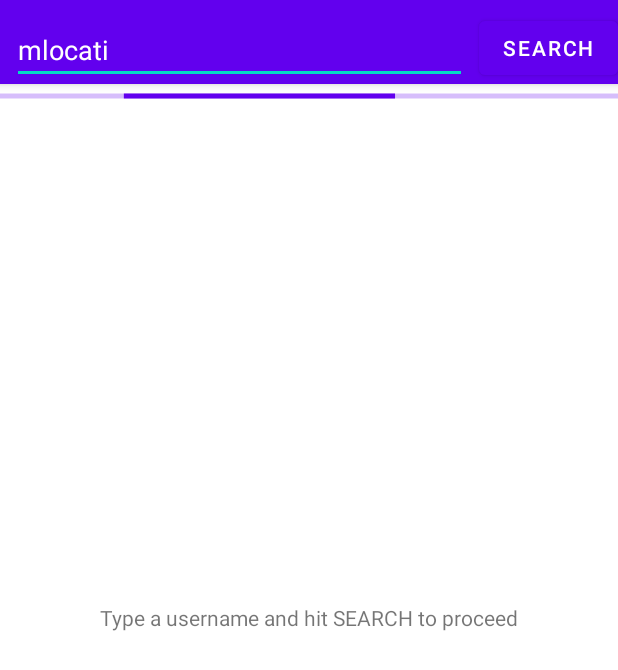
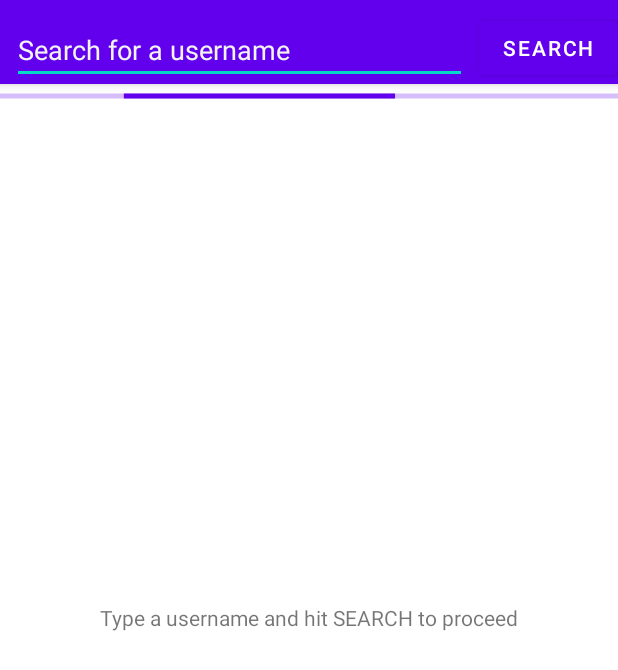
Before and after one commit to KaiserPerwez/GitPublicRepoDemo, an Android app: the screen it shows after launch (SearchUserActivity), on a phone screen of 412 x 824 dp. Shown: the top 670 px of the screen. Run offline under Robolectric (Android 15) with nearby library versions, the phone set to English and light mode, and no system bars; our stand-ins replace data binding; libraries missing offline, so code that uses them is left out: org.kodein.di; 8 statements that could not run were skipped.

Commit message:
remove test search data

```diff
--- a/app/src/main/res/layout/search_bar.xml
+++ b/app/src/main/res/layout/search_bar.xml
@@ -16,7 +16,6 @@
             android:layout_marginEnd="8dp"
             android:ems="10"
             android:inputType="text"
-            android:text="mlocati"
             android:hint="@string/search"
             android:singleLine="true"
             android:textColorHint="@color/white_smoke"
```
